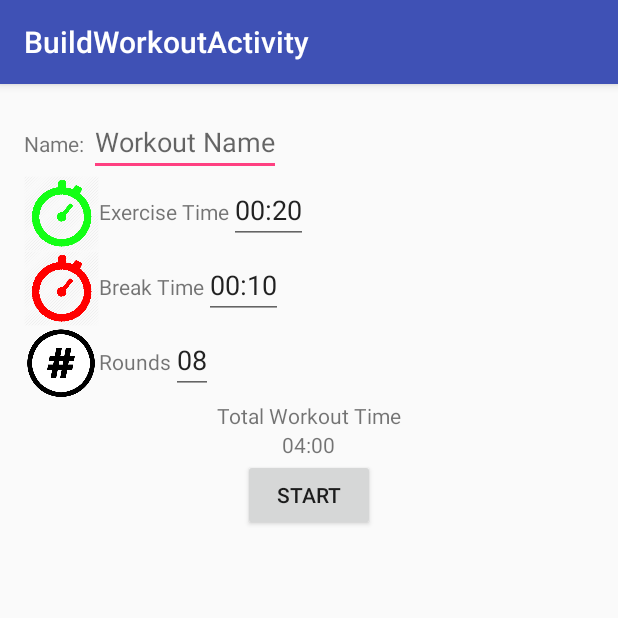
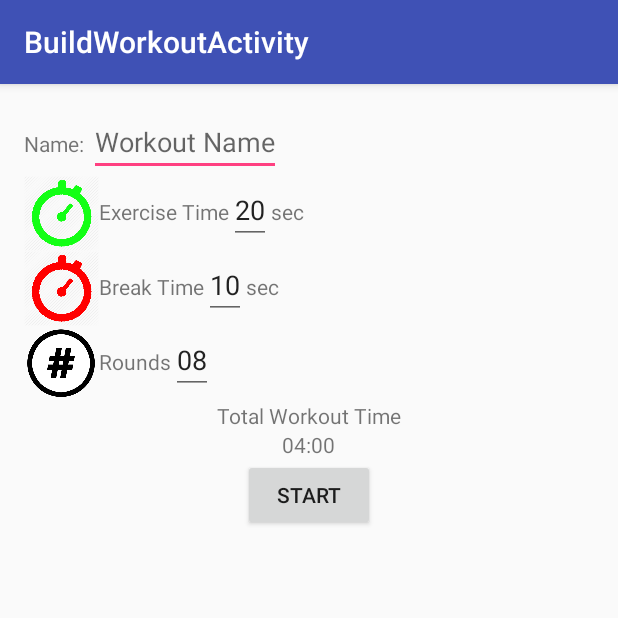
Before and after one commit to gr8scott88/Capstone-Project-Udacity, an Android app: the BuildWorkoutActivity screen opened directly, with no data from a screen before it, on a phone screen of 412 x 824 dp, the top half of it. Run offline under Robolectric (Android 15) with nearby library versions, the phone set to English and light mode, and no system bars; our stand-ins replace ButterKnife.

Commit message:
Additional work 6/8

```diff
--- a/HiitIt/app/src/main/java/capstone/nanodegree/nemesisdev/com/hiitit/data/DataWrapper.java
+++ b/HiitIt/app/src/main/java/capstone/nanodegree/nemesisdev/com/hiitit/data/DataWrapper.java
@@ -19,6 +19,8 @@ public interface DataWrapper {
     Workout getWorkoutById(int id);
     Uri saveWorkout(Workout w);
     Workout getMostRecent();
+    int deleteWorkout(int id);
+
 
 
 }
--- a/HiitIt/app/src/main/java/capstone/nanodegree/nemesisdev/com/hiitit/data/LocalDataWrapper.java
+++ b/HiitIt/app/src/main/java/capstone/nanodegree/nemesisdev/com/hiitit/data/LocalDataWrapper.java
@@ -89,4 +89,9 @@ public class LocalDataWrapper implements DataWrapper {
     public Workout getWorkoutById(int id) {
         return null;
     }
+
+    @Override
+    public int deleteWorkout(int id) {
+        return mContentResolver.delete(HiitContract.WorkoutEntry.CONTENT_URI, HiitContract.WorkoutEntry._ID + "=?", new String[] {Integer.toString(id)});
+    }
 }
--- a/HiitIt/app/src/main/java/capstone/nanodegree/nemesisdev/com/hiitit/ui/WorkoutSelectedListener.java
+++ b/HiitIt/app/src/main/java/capstone/nanodegree/nemesisdev/com/hiitit/ui/WorkoutSelectedListener.java
@@ -7,4 +7,7 @@ public interface WorkoutSelectedListener {
 
     void onWorkoutSelected(int workoutId);
 
+    void onWorkoutDeleted(int workoutId, int pos);
+
+
 }
--- a/HiitIt/app/src/main/java/capstone/nanodegree/nemesisdev/com/hiitit/ui/buildworkout/BuildWorkoutPresenter.java
+++ b/HiitIt/app/src/main/java/capstone/nanodegree/nemesisdev/com/hiitit/ui/buildworkout/BuildWorkoutPresenter.java
@@ -16,10 +16,11 @@ public interface BuildWorkoutPresenter {
 
     boolean saveWorkout(Workout w);
 
-
     boolean verifyInput(String name, String activeTime, String breakTime, String rounds);
 
 
 
 
+
+
 }
--- a/HiitIt/app/src/main/java/capstone/nanodegree/nemesisdev/com/hiitit/ui/buildworkout/BuildWorkoutPresenterImpl.java
+++ b/HiitIt/app/src/main/java/capstone/nanodegree/nemesisdev/com/hiitit/ui/buildworkout/BuildWorkoutPresenterImpl.java
@@ -52,7 +52,7 @@ public class BuildWorkoutPresenterImpl implements BuildWorkoutPresenter {
 
         try{
             int active = Integer.parseInt(activeTime);
-            if (active >= 0){
+            if (active <= 0){
                 mView.showMessage("Active time must be greater than zero");
                 return false;
             }
@@ -87,6 +87,9 @@ public class BuildWorkoutPresenterImpl implements BuildWorkoutPresenter {
         }
 
 
+        //TODO: Validate name is unique in table
+
+
         return true;
     }
 }
--- a/HiitIt/app/src/main/java/capstone/nanodegree/nemesisdev/com/hiitit/ui/loadworkout/LoadWorkoutPresenter.java
+++ b/HiitIt/app/src/main/java/capstone/nanodegree/nemesisdev/com/hiitit/ui/loadworkout/LoadWorkoutPresenter.java
@@ -11,4 +11,7 @@ public interface LoadWorkoutPresenter {
 
     void loadWorkouts();
 
+    void deleteWorkout(int workoutId);
+
+
 }
--- a/HiitIt/app/src/main/java/capstone/nanodegree/nemesisdev/com/hiitit/ui/loadworkout/LoadWorkoutView.java
+++ b/HiitIt/app/src/main/java/capstone/nanodegree/nemesisdev/com/hiitit/ui/loadworkout/LoadWorkoutView.java
@@ -10,5 +10,5 @@ import capstone.nanodegree.nemesisdev.com.hiitit.data.pojo.Workout;
 public interface LoadWorkoutView {
 
     void onWorkoutsLoaded(List<Workout> workouts);
-
+    void showMessage(String msg);
 }
--- a/HiitIt/app/src/main/java/capstone/nanodegree/nemesisdev/com/hiitit/ui/workout/WorkoutPresenter.java
+++ b/HiitIt/app/src/main/java/capstone/nanodegree/nemesisdev/com/hiitit/ui/workout/WorkoutPresenter.java
@@ -7,5 +7,7 @@ public interface WorkoutPresenter {
 
     void loadWorkout(int workoutId);
     void tick();
+    void saveWorkoutInfo();
+
 
 }
--- a/HiitIt/app/src/main/java/capstone/nanodegree/nemesisdev/com/hiitit/ui/workout/WorkoutPresenterImpl.java
+++ b/HiitIt/app/src/main/java/capstone/nanodegree/nemesisdev/com/hiitit/ui/workout/WorkoutPresenterImpl.java
@@ -26,4 +26,9 @@ public class WorkoutPresenterImpl implements WorkoutPresenter{
     public void tick() {
 
     }
+
+    @Override
+    public void saveWorkoutInfo() {
+
+    }
 }
--- a/HiitIt/app/src/main/java/capstone/nanodegree/nemesisdev/com/hiitit/ui/workout/WorkoutView.java
+++ b/HiitIt/app/src/main/java/capstone/nanodegree/nemesisdev/com/hiitit/ui/workout/WorkoutView.java
@@ -18,5 +18,6 @@ public interface WorkoutView {
     void onRoundChanged(String round);
     void onStatusChanged(String status);
     void onWorkoutCompleted();
+    void onEndWorkoutClicked();
 
 }
--- a/HiitIt/app/src/main/res/layout/content_build_workout.xml
+++ b/HiitIt/app/src/main/res/layout/content_build_workout.xml
@@ -54,7 +54,12 @@
                 android:id="@+id/exercise_time"
                 android:layout_width="wrap_content"
                 android:layout_height="wrap_content"
-                android:text="00:20"/>
+                android:text="20"/>
+
+            <TextView
+                android:layout_width="wrap_content"
+                android:layout_height="wrap_content"
+                android:text="sec"/>
 
         </LinearLayout>
 
@@ -79,7 +84,12 @@
                 android:id="@+id/break_time"
                 android:layout_width="wrap_content"
                 android:layout_height="wrap_content"
-                android:text="00:10"/>
+                android:text="10"/>
+
+            <TextView
+                android:layout_width="wrap_content"
+                android:layout_height="wrap_content"
+                android:text="sec"/>
 
         </LinearLayout>
 
--- a/HiitIt/app/src/main/res/layout/list_item_workout.xml
+++ b/HiitIt/app/src/main/res/layout/list_item_workout.xml
@@ -34,4 +34,10 @@
         android:text="0:10"
         android:paddingStart="15dp"/>
 
+    <Button
+        android:id="@+id/button_delete_saved_workout"
+        android:layout_width="wrap_content"
+        android:layout_height="wrap_content"
+        android:text="Delete"/>
+
 </LinearLayout>
```
Also changed, not shown: HiitIt/app/src/main/java/capstone/nanodegree/nemesisdev/com/hiitit/data/WorkoutProvider.java (+19 -2 lines), HiitIt/app/src/main/java/capstone/nanodegree/nemesisdev/com/hiitit/ui/WorkoutAdapter.java (+21 -1 lines), HiitIt/app/src/main/java/capstone/nanodegree/nemesisdev/com/hiitit/ui/loadworkout/LoadWorkoutActivity.java (+20 -0 lines), HiitIt/app/src/main/java/capstone/nanodegree/nemesisdev/com/hiitit/ui/loadworkout/LoadWorkoutPresenterImpl.java (+8 -0 lines), HiitIt/app/src/main/java/capstone/nanodegree/nemesisdev/com/hiitit/ui/workout/WorkoutActivity.java (+13 -0 lines), HiitIt/app/src/main/java/capstone/nanodegree/nemesisdev/com/hiitit/utils/TimeManager.java (+25 -5 lines), HiitIt/app/src/main/res/layout/content_workout.xml (+7 -0 lines).
